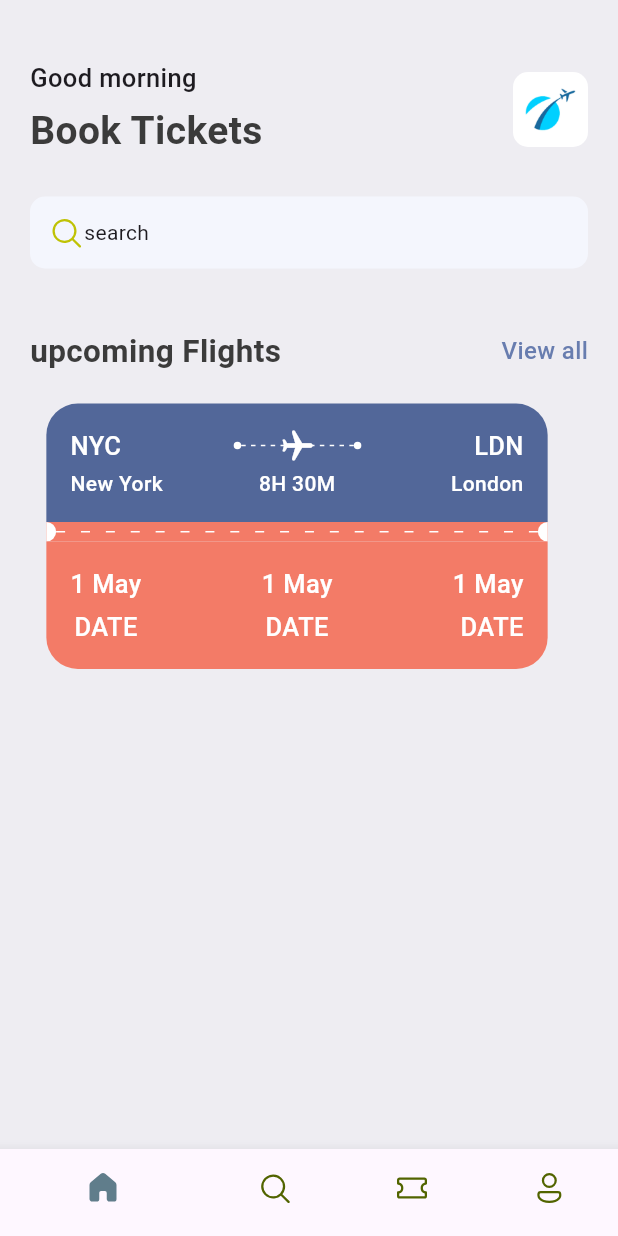
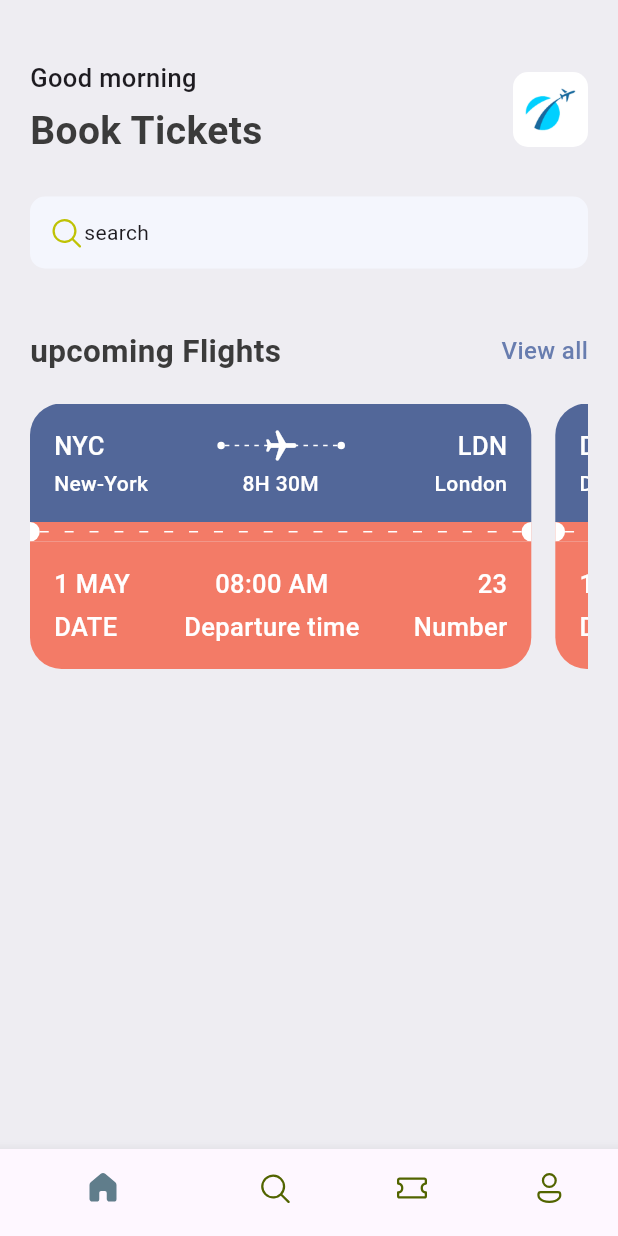
Before and after one commit to 4727yesuraju/ticket-app, a Flutter app: the screen it shows after launch, on a phone screen of 412 x 824 dp. Run offline on Flutter 3.47's test engine with Material 3 defaults, Android fonts, the phone set to English and light mode, and no system bars; our stand-ins replace fluentui_icons.

Commit message:
json file is added

```diff
--- /dev/null
+++ b/lib/base/utils/app_json.dart
@@ -0,0 +1,66 @@
+/* List<Map<String, dynamic>> hotelList = [
+  {
+    'image': 'one.png',
+    'place': 'Open Space',
+    'destination': 'London',
+    'price': 25
+  },
+  {
+    'image': 'two.png',
+    'place': 'Global Will',
+    'destination': 'London',
+    'price': 40
+  },
+  {
+    'image': 'three.png',
+    'place': 'Tallest Building',
+    'destination': 'Dubai',
+    'price': 68
+  },
+]; */
+
+List<Map<String, dynamic>> ticketList = [
+  {
+    'from': {
+      'code':"NYC",
+      'name':"New-York"
+    },
+    'to': {
+      'code':"LDN",
+      'name':"London"
+    },
+    'flying_time': '8H 30M',
+    'date': "1 MAY",
+    'departure_time':"08:00 AM",
+    "number":23
+  },
+  {
+    'from': {
+      'code':"DK",
+      'name':"Dhaka"
+    },
+    'to': {
+      'code':"SH",
+      'name':"Shanghai"
+    },
+    'flying_time': '4H 20M',
+    'date': "10 MAY",
+    'departure_time':"09:00 AM",
+    "number":45
+  },
+];
+
+
+/* class AppRoutes{
+
+  static const homePage = "/";
+
+  static const allTickets = "/all_tickets";
+
+  static const ticketScreen = "/ticket_screen";
+
+  static const allHotels = "/all_hotels";
+
+  static const hotelDetail = "/hotel_detail";
+
+}  */
--- /dev/null
+++ b/lib/base/widgets/app_column_text_layout.dart
@@ -0,0 +1,21 @@
+import 'package:flutter/material.dart';
+import 'package:ticket_app/base/widgets/text_file_third.dart';
+
+class AppColumnTextLayout extends StatelessWidget {
+  final String topText;
+  final String bottomText;
+  final CrossAxisAlignment alignment;
+  const AppColumnTextLayout({super.key, required this.topText, required this.bottomText, required this.alignment});
+
+  @override
+  Widget build(BuildContext context) {
+    return Column(
+          crossAxisAlignment: alignment,
+          children : [
+              TextFileThird(text : topText),
+              const SizedBox(height : 5),
+              TextFileThird(text : bottomText)
+            ]
+      );
+  }
+}
--- a/lib/base/widgets/ticket_view.dart
+++ b/lib/base/widgets/ticket_view.dart
@@ -1,5 +1,6 @@
 import 'package:flutter/material.dart';
 import 'package:ticket_app/base/res/styles/app_styles.dart';
+import 'package:ticket_app/base/widgets/app_column_text_layout.dart';
 import 'package:ticket_app/base/widgets/app_layoutbuilder_widget.dart';
 import 'package:ticket_app/base/widgets/big_circle.dart';
 import 'package:ticket_app/base/widgets/big_dot.dart';
@@ -7,7 +8,8 @@ import 'package:ticket_app/base/widgets/text_file_fourth.dart';
 import 'package:ticket_app/base/widgets/text_file_third.dart';
 
 class TicketView extends StatelessWidget {
-  const TicketView({super.key});
+  final Map<String,dynamic> ticket;
+  const TicketView({super.key,required this.ticket});
 
   @override
   Widget build(BuildContext context) {
@@ -26,12 +28,14 @@ class TicketView extends StatelessWidget {
                   borderRadius: const BorderRadius.only(topLeft: Radius.circular(21),topRight: Radius.circular(21))
                 ),
                 child : Column(
+                  //ticket top
                   children : [
                     Row(
                       children : [
-                          const TextFileThird(text : "NYC"),
+                          TextFileThird(text : ticket['from']['code']),
                           Expanded(child : Container()),
                           const BigDot(),
+                          //plane icons
                           Expanded(child : Stack(
                             children: [
                               const SizedBox(
@@ -45,22 +49,22 @@ class TicketView extends StatelessWidget {
                           )),
                           const BigDot(),
                           Expanded(child : Container()),
-                        const TextFileThird(text : "LDN"),
+                          TextFileThird(text : ticket['to']['code']),
                       ]
                     ),
                     const SizedBox(height : 3),
                     Row(
                       children : [
-                        const SizedBox(
+                        SizedBox(
                           width : 100,
-                          child: TextFileFourth(text : "New York"),
+                          child: TextFileFourth(text : ticket['from']['name']),
                         ),
                           Expanded(child : Container()),
-                          const TextFileFourth(text : "8H 30M"),
+                          TextFileFourth(text : ticket['flying_time']),
                           Expanded(child : Container()),
-                        const SizedBox(
+                        SizedBox(
                           width : 100,
-                          child: TextFileFourth(text : "London",align : TextAlign.end),
+                          child: TextFileFourth(text : ticket['to']['name'],align : TextAlign.end),
                         ),
                       ]
                     )
@@ -86,65 +90,18 @@ class TicketView extends StatelessWidget {
                   color : AppStyles.ticketOrange,
                   borderRadius: const BorderRadius.only(bottomLeft: Radius.circular(21),bottomRight: Radius.circular(21))
                 ),
+
+                //bottom ticket
                 child : const Column(
                   children : [
                     Row(
                       mainAxisAlignment: MainAxisAlignment.spaceBetween,
                       children : [
-                         Column(
-                           children : [
-                              TextFileThird(text : "1 May"),
-                              SizedBox(height : 5),
-                              TextFileThird(text : "DATE")
-                           ]
-                         ),
-                         Column(
-                          crossAxisAlignment: CrossAxisAlignment.center,
-                           children : [
-                              TextFileThird(text : "1 May"),
-                              SizedBox(height : 5),
-                              TextFileThird(text : "DATE")
-                           ]
-                         ),
-                         Column(
-                          crossAxisAlignment: CrossAxisAlignment.end,
-                           children : [
-                              TextFileThird(text : "1 May"),
-                              SizedBox(height : 5),
-                              TextFileThird(text : "DATE")
-                           ]
-                         ),
-                         /*  Expanded(child : Container()),
-                          Text(
-                          "1 MAY",
-                          style : AppStyles.headLineStyle3.copyWith(color : Colors.white)
-                          ),
-                          Expanded(child : Container()),
-                        Text(
-                          "23",
-                          style : AppStyles.headLineStyle3.copyWith(color : Colors.white)
-                          ), */
+                         AppColumnTextLayout(topText: "1 MAY", bottomText: "DATE",alignment: CrossAxisAlignment.start),
+                         AppColumnTextLayout(topText: "08:00 AM", bottomText: "Departure time",alignment: CrossAxisAlignment.center),
+                         AppColumnTextLayout(topText: "23", bottomText: "Number",alignment: CrossAxisAlignment.end)
                       ]
                     ),
-                    /* const SizedBox(height : 3), */
-                    /* Row(
-                      children : [
-                        Text(
-                          "Date",
-                          style : AppStyles.headLineStyle3.copyWith(color : Colors.white)
-                          ),
-                          Expanded(child : Container()),
-                          Text(
-                          "Departure time",
-                          style : AppStyles.headLineStyle3.copyWith(color : Colors.white)
-                          ),
-                          Expanded(child : Container()),
-                        Text(
-                          "Number",
-                          style : AppStyles.headLineStyle3.copyWith(color : Colors.white)
-                          ),
-                      ]
-                    ) */
                   ]
               )
             )
--- a/lib/screens/home_screen.dart
+++ b/lib/screens/home_screen.dart
@@ -4,6 +4,7 @@ import 'package:ticket_app/base/res/media.dart';
 import 'package:ticket_app/base/res/styles/app_styles.dart';
 import 'package:ticket_app/base/widgets/app_double_text.dart';
 import 'package:ticket_app/base/widgets/ticket_view.dart';
+import 'package:ticket_app/base/utils/app_json.dart';
 
 class HomeScreen extends StatelessWidget {
   const HomeScreen({super.key});
@@ -67,7 +68,12 @@ class HomeScreen extends StatelessWidget {
                 const SizedBox(height : 40),
                 const AppDoubleText(bigText: 'upcoming Flights',smallText: 'View all',),
                 const SizedBox(height : 20),
-                const TicketView(),
+                SingleChildScrollView(
+                  scrollDirection: Axis.horizontal,
+                  child: Row(
+                    children: ticketList.map((singleTicket)=>TicketView(ticket : singleTicket)).toList()
+                  )
+                ),
               ]
           )
           ),
```
